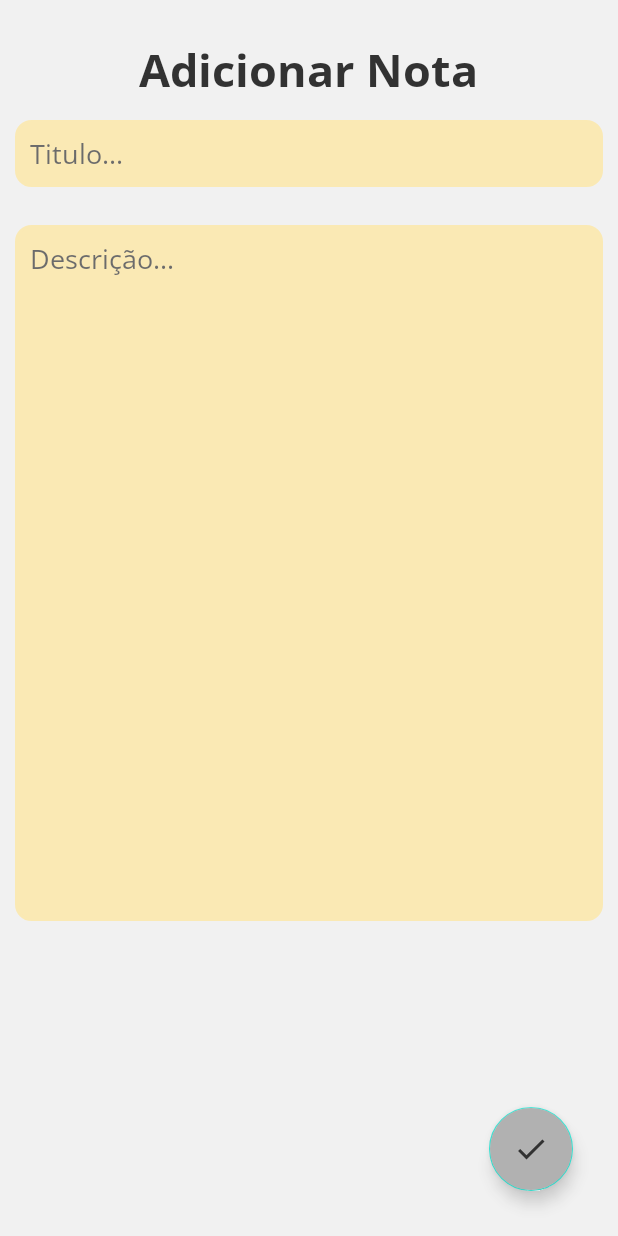
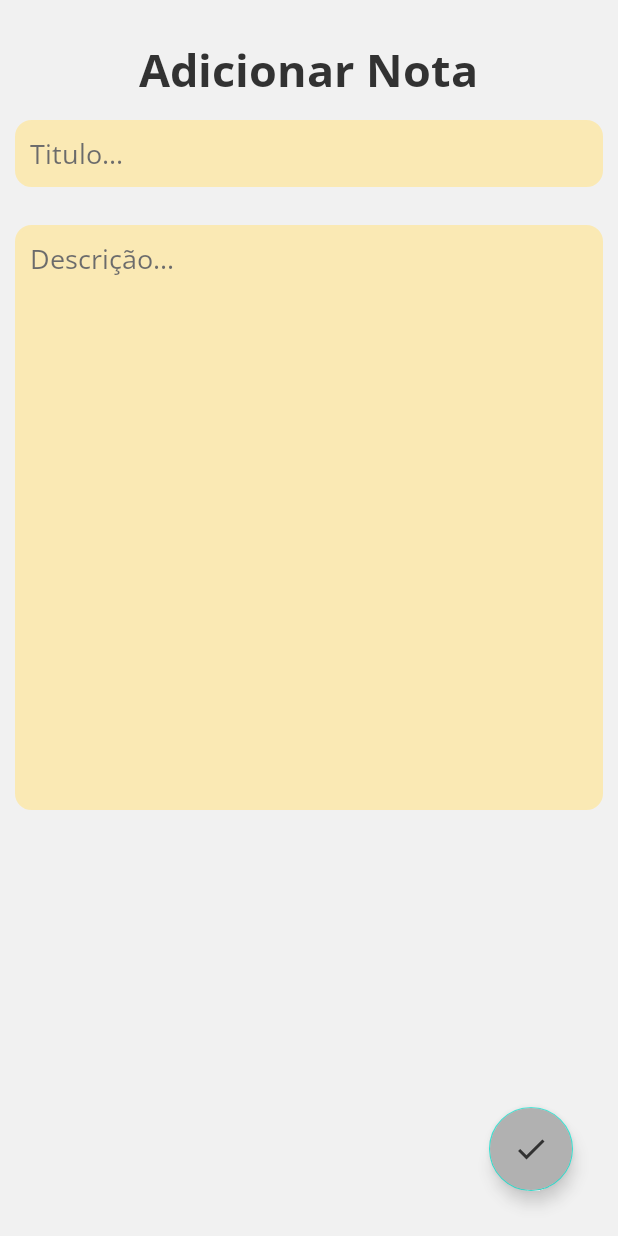
Before and after one commit to maurinoferreira/Notas, an Android app: the AdicionarNotas screen opened directly, with no data from a screen before it, on a phone screen of 412 x 824 dp. Run offline under Robolectric (Android 15) with nearby library versions, the phone set to English and light mode, and no system bars.

Commit message:
Correção xml activiy main

```diff
--- a/app/src/main/res/layout/add_nota.xml
+++ b/app/src/main/res/layout/add_nota.xml
@@ -48,7 +48,7 @@
                 android:layout_marginRight="10sp"
                 android:layout_marginLeft="10sp"
                 android:hint="Descrição..."
-                android:lines="18"
+                android:lines="15"
                 android:backgroundTint="#FFE082"
                 android:alpha="0.7"
                 android:gravity="top"
--- a/app/src/main/res/layout/alterar_notas.xml
+++ b/app/src/main/res/layout/alterar_notas.xml
@@ -48,7 +48,7 @@
                 android:layout_marginRight="10sp"
                 android:layout_marginLeft="10sp"
                 android:hint="Descrição..."
-                android:lines="18"
+                android:lines="15"
                 android:gravity="top"
                 android:backgroundTint="#FFE082"
                 android:alpha="0.7"
```
Also changed, not shown: app/src/main/java/com/brasil/app/notas/apresentacao/MainActivity.java (+7 -4 lines).
